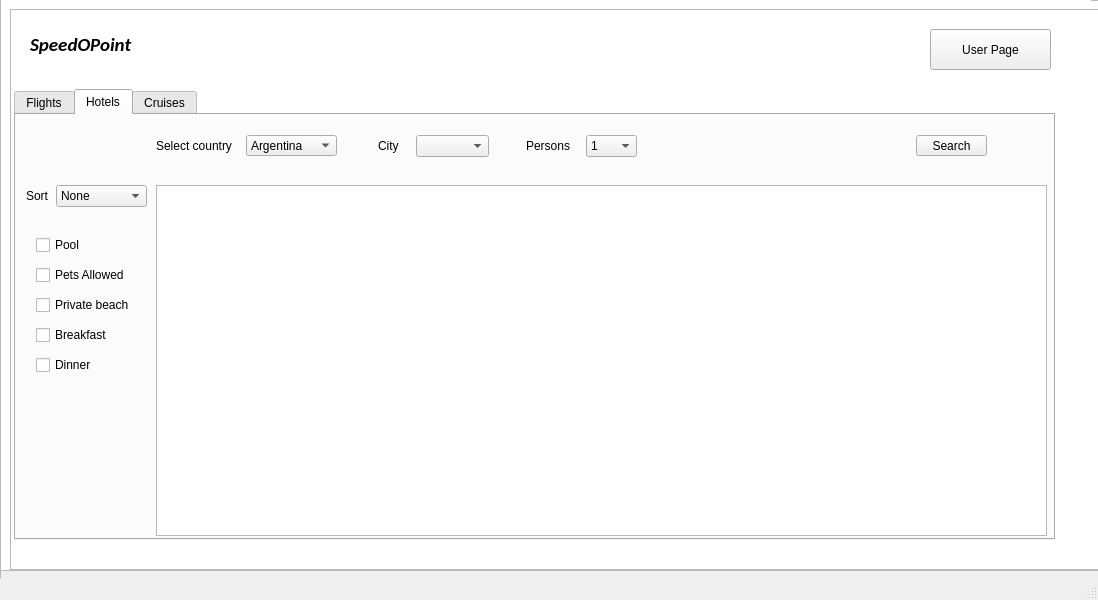
AliEissa2077/speedopoint, file SpeedoPoint/mainwindow.ui: the form before one commit.
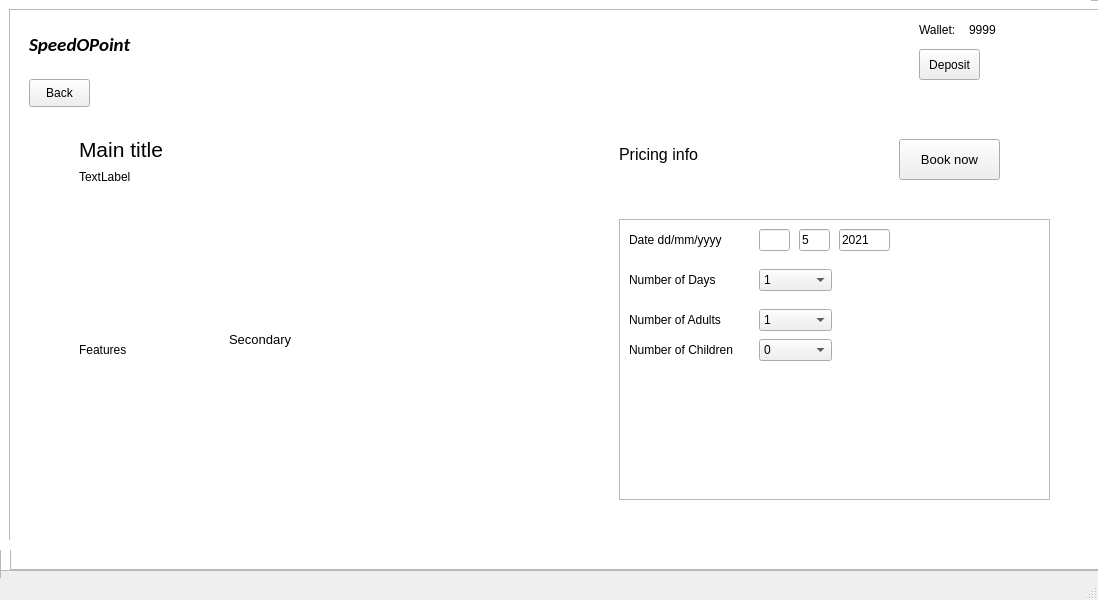
The form after the commit.

The edit to the form file:
```diff
--- a/SpeedoPoint/mainwindow.ui
+++ b/SpeedoPoint/mainwindow.ui
@@ -1553,6 +1553,9 @@
         <height>22</height>
        </rect>
       </property>
+      <property name="text">
+       <string>5</string>
+      </property>
      </widget>
      <widget class="QLineEdit" name="Hyear">
       <property name="geometry">
@@ -1563,6 +1566,9 @@
         <height>22</height>
        </rect>
       </property>
+      <property name="text">
+       <string>2021</string>
+      </property>
      </widget>
      <widget class="QComboBox" name="Hdaysnum">
       <property name="geometry">
@@ -1779,6 +1785,9 @@
         <height>22</height>
        </rect>
       </property>
+      <property name="text">
+       <string>5</string>
+      </property>
      </widget>
      <widget class="QLineEdit" name="Fyear">
       <property name="geometry">
@@ -1789,6 +1798,9 @@
         <height>22</height>
        </rect>
       </property>
+      <property name="text">
+       <string>2021</string>
+      </property>
      </widget>
      <widget class="QComboBox" name="Fadults">
       <property name="geometry">
@@ -1976,6 +1988,9 @@
          <height>22</height>
         </rect>
        </property>
+       <property name="text">
+        <string>2021</string>
+       </property>
       </widget>
       <widget class="QLineEdit" name="FmonthR">
        <property name="geometry">
@@ -1986,6 +2001,9 @@
          <height>22</height>
         </rect>
        </property>
+       <property name="text">
+        <string>6</string>
+       </property>
       </widget>
       <widget class="QLabel" name="label_18">
        <property name="geometry">
@@ -2164,7 +2182,7 @@
      </property>
     </widget>
     <zorder>FReserve</zorder>
-    <zorder>HReserve</zorder>
+    <zorder>CReserve</zorder>
     <zorder>ProgramBackground_2</zorder>
     <zorder>Speedopointtxt_2</zorder>
     <zorder>DetailsBack</zorder>
@@ -2174,10 +2192,10 @@
     <zorder>Features</zorder>
     <zorder>SecondaryInfo</zorder>
     <zorder>Book</zorder>
-    <zorder>CReserve</zorder>
     <zorder>label_17</zorder>
     <zorder>WalletAmount</zorder>
     <zorder>deposit</zorder>
+    <zorder>HReserve</zorder>
    </widget>
    <widget class="QFrame" name="UserPage">
     <property name="geometry">
@@ -2229,18 +2247,22 @@
     <widget class="QWidget" name="verticalLayoutWidget_6">
      <property name="geometry">
       <rect>
-       <x>510</x>
+       <x>480</x>
        <y>110</y>
-       <width>571</width>
+       <width>601</width>
        <height>431</height>
       </rect>
      </property>
-     <layout class="QVBoxLayout" name="reservations"/>
+     <layout class="QVBoxLayout" name="reservations">
+      <property name="sizeConstraint">
+       <enum>QLayout::SetDefaultConstraint</enum>
+      </property>
+     </layout>
     </widget>
     <widget class="QLabel" name="reservTitle">
      <property name="geometry">
       <rect>
-       <x>510</x>
+       <x>490</x>
        <y>70</y>
        <width>191</width>
        <height>31</height>
@@ -2365,9 +2387,9 @@
     </widget>
    </widget>
    <zorder>LoginScreen</zorder>
-   <zorder>DetailsPage</zorder>
-   <zorder>UserPage</zorder>
    <zorder>Listings</zorder>
+   <zorder>UserPage</zorder>
+   <zorder>DetailsPage</zorder>
   </widget>
   <widget class="QMenuBar" name="menubar">
    <property name="geometry">
```
